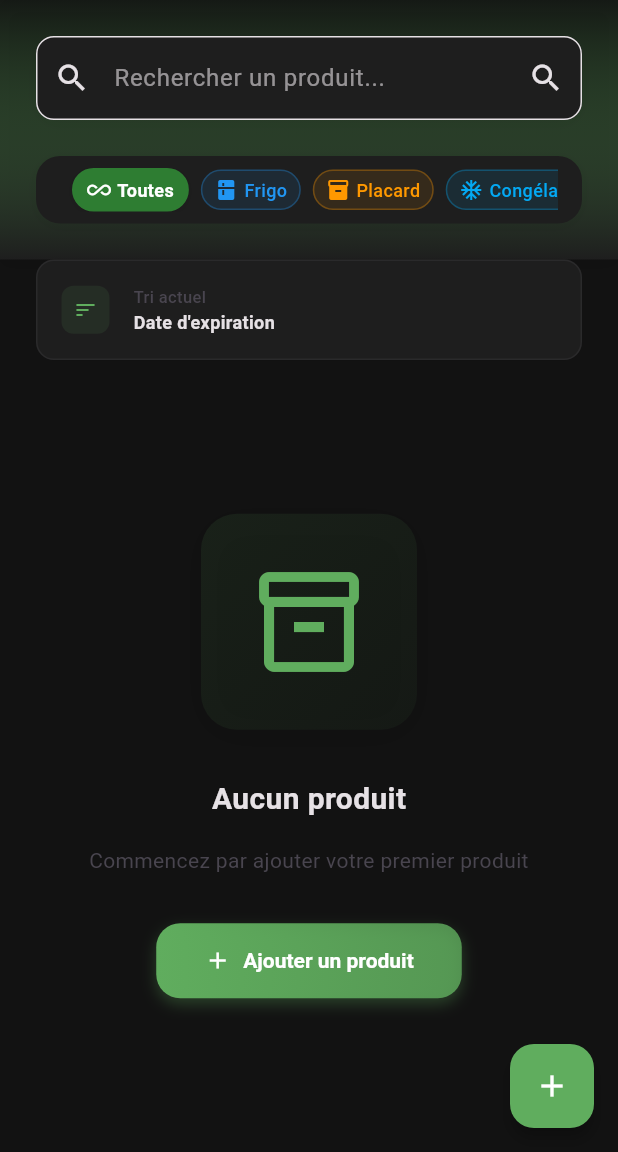
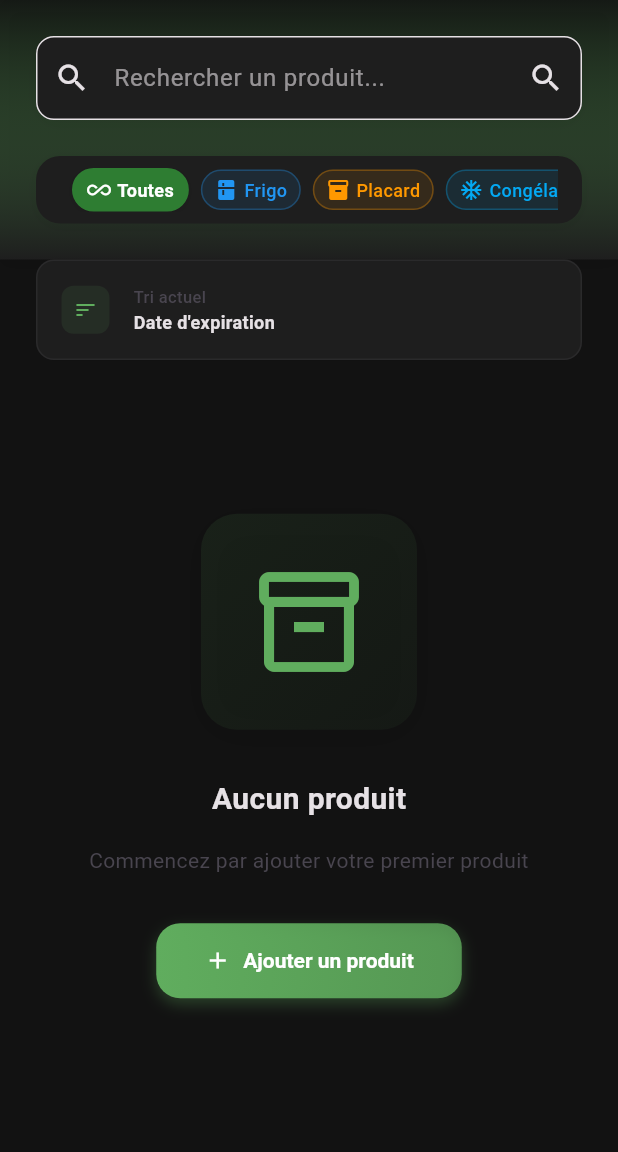
Before and after one commit to LordPhenixDeNetra/MingiYaqu-Mobile, a Flutter app: the screen it shows after launch, after a tap on the "dark mode" icon, after a tap on "Voir tous les produits", on a phone screen of 412 x 824 dp, the part 84-1236 px from its top. Run offline on Flutter 3.47's test engine with Material 3 defaults, Android fonts, the phone set to English and light mode, and no system bars; our stand-ins replace flutter_local_notifications, hive, hive_flutter, image_picker, jiffy, permission_handler; missing offline and left inert: mobile_scanner; accounts and stored records are empty.

Commit message:
Update System Bar Navigation

```diff
--- a/lib/main.dart
+++ b/lib/main.dart
@@ -48,8 +48,8 @@ void main() async {
     const SystemUiOverlayStyle(
       statusBarColor: Colors.transparent,
       statusBarIconBrightness: Brightness.dark,
-      systemNavigationBarColor: Colors.white,
-      systemNavigationBarIconBrightness: Brightness.dark,
+      systemNavigationBarColor: AppColors.primary,
+      systemNavigationBarIconBrightness: Brightness.light,
     ),
   );
 
--- a/lib/screens/product_list_screen.dart
+++ b/lib/screens/product_list_screen.dart
@@ -65,12 +65,12 @@ class _ProductListScreenState extends State<ProductListScreen> {
           ),
         ],
       ),
-      floatingActionButton: FloatingActionButton(
-        onPressed: _navigateToAddProduct,
-        backgroundColor: Theme.of(context).colorScheme.primary,
-        foregroundColor: AppColors.onPrimary,
-        child: const Icon(Icons.add),
-      ),
+      // floatingActionButton: FloatingActionButton(
+      //   onPressed: _navigateToAddProduct,
+      //   backgroundColor: Theme.of(context).colorScheme.primary,
+      //   foregroundColor: AppColors.onPrimary,
+      //   child: const Icon(Icons.add),
+      // ),
     );
   }
 
```
